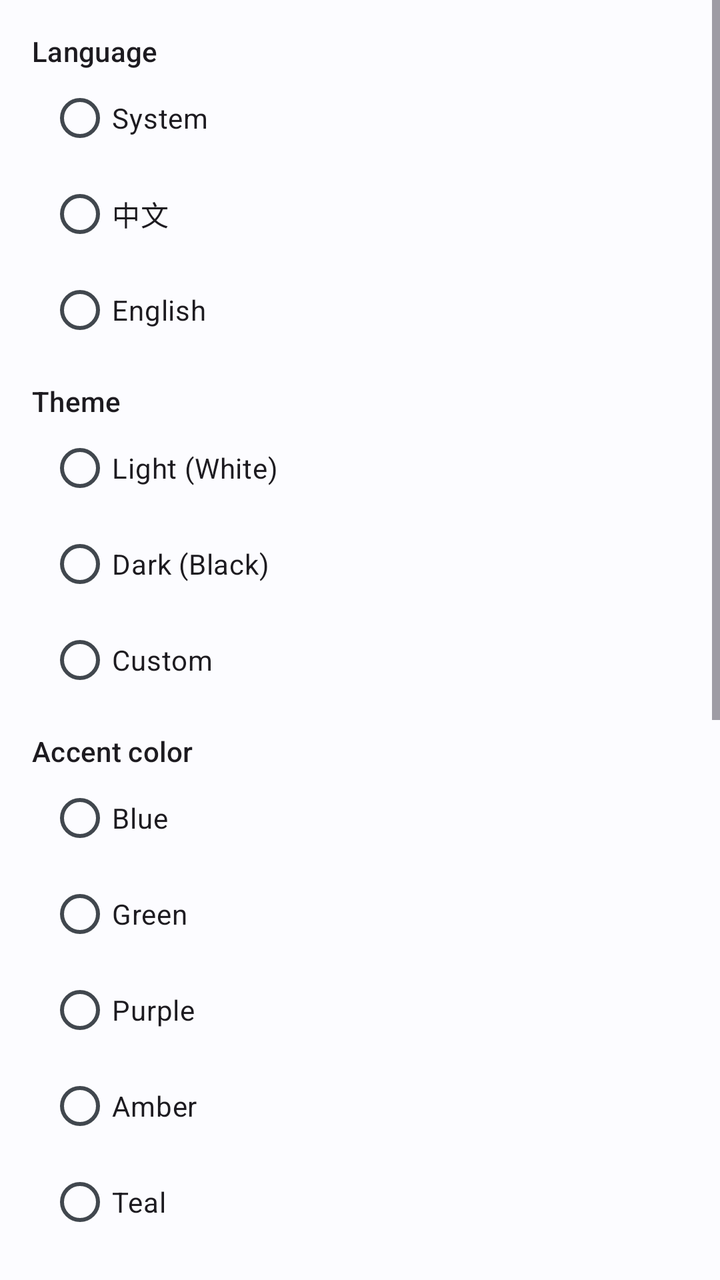
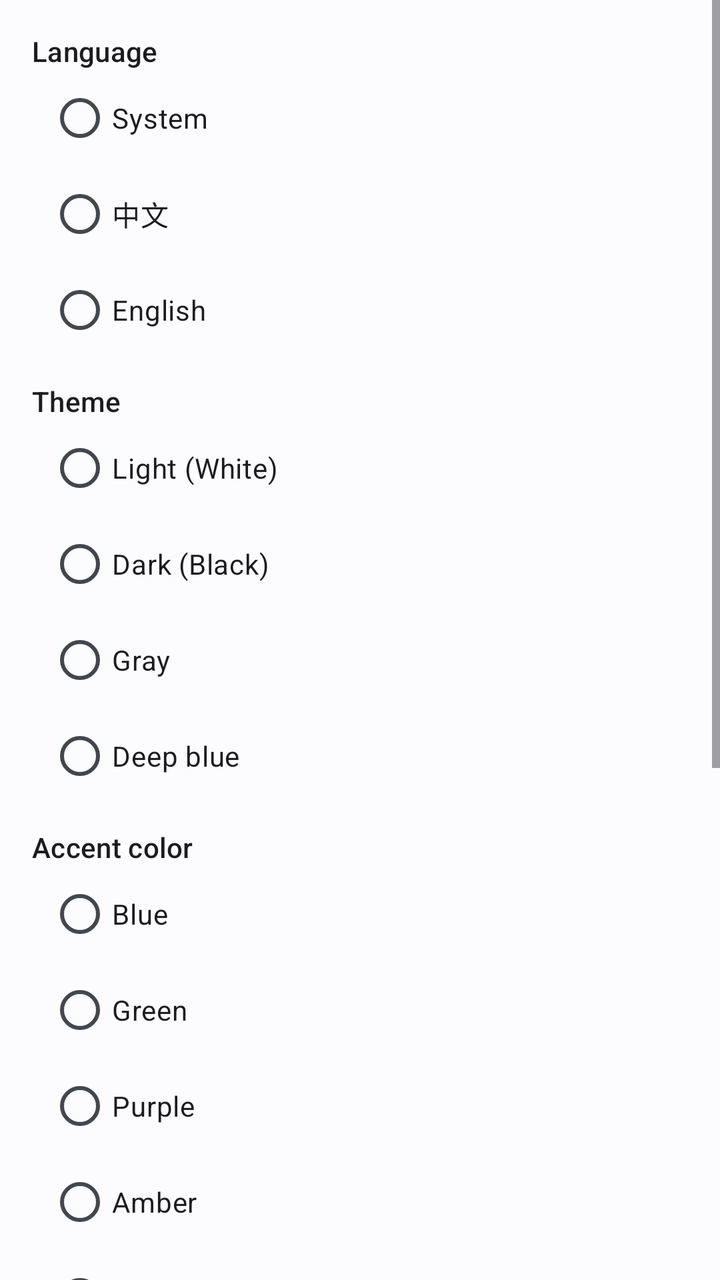

Screens rendered from an Android XML layout before and after an edit, with the pre-edit source and the edit as a unified diff.
<!-- AndroidManifest.xml: application theme Theme.BlueLight -->
<!-- res/layout/dialog_settings.xml -->
<?xml version="1.0" encoding="utf-8"?>
<ScrollView xmlns:android="http://schemas.android.com/apk/res/android"
    android:layout_width="match_parent"
    android:layout_height="wrap_content">

    <LinearLayout
        android:layout_width="match_parent"
        android:layout_height="wrap_content"
        android:orientation="vertical"
        android:padding="16dp">

        <TextView
            style="@style/TextAppearance.Material3.TitleSmall"
            android:layout_width="match_parent"
            android:layout_height="wrap_content"
            android:text="@string/settings_language" />

        <RadioGroup
            android:id="@+id/rg_lang"
            android:layout_width="match_parent"
            android:layout_height="wrap_content"
            android:paddingStart="8dp">

            <RadioButton
                android:id="@+id/rb_lang_sys"
                android:layout_width="match_parent"
                android:layout_height="wrap_content"
                android:text="@string/lang_system" />

            <RadioButton
                android:id="@+id/rb_lang_zh"
                android:layout_width="match_parent"
                android:layout_height="wrap_content"
                android:text="@string/lang_zh" />

            <RadioButton
                android:id="@+id/rb_lang_en"
                android:layout_width="match_parent"
                android:layout_height="wrap_content"
                android:text="@string/lang_en" />
        </RadioGroup>

        <TextView
            style="@style/TextAppearance.Material3.TitleSmall"
            android:layout_width="match_parent"
            android:layout_height="wrap_content"
            android:layout_marginTop="12dp"
            android:text="@string/settings_theme" />

        <RadioGroup
            android:id="@+id/rg_theme"
            android:layout_width="match_parent"
            android:layout_height="wrap_content"
            android:paddingStart="8dp">

            <RadioButton
                android:id="@+id/rb_theme_light"
                android:layout_width="match_parent"
                android:layout_height="wrap_content"
                android:text="@string/theme_light" />

            <RadioButton
                android:id="@+id/rb_theme_dark"
                android:layout_width="match_parent"
                android:layout_height="wrap_content"
                android:text="@string/theme_dark" />

            <RadioButton
                android:id="@+id/rb_theme_custom"
                android:layout_width="match_parent"
                android:layout_height="wrap_content"
                android:text="@string/theme_custom" />
        </RadioGroup>

        <TextView
            style="@style/TextAppearance.Material3.TitleSmall"
            android:layout_width="match_parent"
            android:layout_height="wrap_content"
            android:layout_marginTop="12dp"
            android:text="@string/settings_accent" />

        <RadioGroup
            android:id="@+id/rg_accent"
            android:layout_width="match_parent"
            android:layout_height="wrap_content"
            android:paddingStart="8dp">

            <RadioButton
                android:id="@+id/rb_accent_blue"
                android:layout_width="match_parent"
                android:layout_height="wrap_content"
                android:text="@string/accent_blue" />

            <RadioButton
                android:id="@+id/rb_accent_green"
                android:layout_width="match_parent"
                android:layout_height="wrap_content"
                android:text="@string/accent_green" />

            <RadioButton
                android:id="@+id/rb_accent_purple"
                android:layout_width="match_parent"
                android:layout_height="wrap_content"
                android:text="@string/accent_purple" />

            <RadioButton
                android:id="@+id/rb_accent_amber"
                android:layout_width="match_parent"
                android:layout_height="wrap_content"
                android:text="@string/accent_amber" />

            <RadioButton
                android:id="@+id/rb_accent_teal"
                android:layout_width="match_parent"
                android:layout_height="wrap_content"
                android:text="@string/accent_teal" />
        </RadioGroup>

        <TextView
            style="@style/TextAppearance.Material3.TitleSmall"
            android:layout_width="match_parent"
            android:layout_height="wrap_content"
            android:layout_marginTop="16dp"
            android:text="@string/settings_orientation" />

        <RadioGroup
            android:id="@+id/rg_orientation"
            android:layout_width="match_parent"
            android:layout_height="wrap_content"
            android:paddingStart="8dp">

            <RadioButton
                android:id="@+id/rb_orientation_landscape"
                android:layout_width="match_parent"
                android:layout_height="wrap_content"
                android:text="@string/orientation_landscape" />

            <RadioButton
                android:id="@+id/rb_orientation_portrait"
                android:layout_width="match_parent"
                android:layout_height="wrap_content"
                android:text="@string/orientation_portrait" />

            <RadioButton
                android:id="@+id/rb_orientation_auto"
                android:layout_width="match_parent"
                android:layout_height="wrap_content"
                android:text="@string/orientation_auto" />
        </RadioGroup>

        <TextView
            style="@style/TextAppearance.Material3.TitleSmall"
            android:layout_width="match_parent"
            android:layout_height="wrap_content"
            android:layout_marginTop="16dp"
            android:text="@string/settings_console_title" />

        <com.google.android.material.checkbox.MaterialCheckBox
            android:id="@+id/check_pty_console"
            android:layout_width="match_parent"
            android:layout_height="wrap_content"
            android:paddingStart="8dp"
            android:text="@string/settings_pty_console" />

        <TextView
            style="@style/TextAppearance.Material3.BodySmall"
            android:layout_width="match_parent"
            android:layout_height="wrap_content"
            android:paddingStart="8dp"
            android:paddingEnd="8dp"
            android:text="@string/settings_pty_console_hint" />

        <com.google.android.material.checkbox.MaterialCheckBox
            android:id="@+id/check_console_autoscroll"
            android:layout_width="match_parent"
            android:layout_height="wrap_content"
            android:layout_marginTop="8dp"
            android:paddingStart="8dp"
            android:text="@string/settings_console_autoscroll" />

        <TextView
            style="@style/TextAppearance.Material3.BodySmall"
            android:layout_width="match_parent"
            android:layout_height="wrap_content"
            android:paddingStart="8dp"
            android:paddingEnd="8dp"
            android:text="@string/settings_console_autoscroll_hint" />

        <TextView
            style="@style/TextAppearance.Material3.TitleSmall"
            android:layout_width="match_parent"
            android:layout_height="wrap_content"
            android:layout_marginTop="16dp"
            android:text="@string/bg_change" />

        <LinearLayout
            android:layout_width="match_parent"
            android:layout_height="wrap_content"
            android:layout_marginTop="8dp"
            android:orientation="horizontal">

            <com.google.android.material.button.MaterialButton
                android:id="@+id/button_change_bg"
                style="@style/Widget.Material3.Button.TonalButton"
                android:layout_width="0dp"
                android:layout_height="wrap_content"
                android:layout_weight="1"
                android:text="@string/bg_change" />

            <com.google.android.material.button.MaterialButton
                android:id="@+id/button_reset_bg"
                style="@style/Widget.Material3.Button.OutlinedButton"
                android:layout_width="0dp"
                android:layout_height="wrap_content"
                android:layout_marginStart="8dp"
                android:layout_weight="1"
                android:text="@string/bg_reset" />
        </LinearLayout>
    </LinearLayout>
</ScrollView>
<!-- resources referenced by this layout -->
<resources>
  <string name="accent_amber">Amber</string>
  <string name="accent_blue">Blue</string>
  <string name="accent_green">Green</string>
  <string name="accent_purple">Purple</string>
  <string name="accent_teal">Teal</string>
  <string name="bg_change">Change background</string>
  <string name="bg_reset">Reset to default</string>
  <string name="lang_en">English</string>
  <string name="lang_system">System</string>
  <string name="lang_zh">中文</string>
  <string name="orientation_auto">Follow system</string>
  <string name="orientation_landscape">Landscape</string>
  <string name="orientation_portrait">Portrait</string>
  <string name="settings_accent">Accent color</string>
  <string name="settings_console_autoscroll">Scroll to the newest line</string>
  <string name="settings_console_autoscroll_hint">When on, new console output jumps to the latest line. Turn it off to keep the log exactly where you left it.</string>
  <string name="settings_console_title">Console</string>
  <string name="settings_language">Language</string>
  <string name="settings_orientation">Screen orientation</string>
  <string name="settings_pty_console">PTY console mode</string>
  <string name="settings_pty_console_hint">Runs the server through a pseudo-terminal so typed commands actually reach it. Turn this off to launch it the plain way instead.</string>
  <string name="settings_theme">Theme</string>
  <string name="theme_custom">Custom</string>
  <string name="theme_dark">Dark (Black)</string>
  <string name="theme_light">Light (White)</string>
  <color name="primary">#2862C9</color>
  <color name="on_primary">#FFFFFF</color>
  <color name="primary_container">#C7DBFF</color>
  <color name="on_primary_container">#001B3C</color>
  <color name="secondary">#4A6572</color>
  <color name="on_secondary">#FFFFFF</color>
  <color name="secondary_container">#CDE4EC</color>
  <color name="on_secondary_container">#051F27</color>
  <color name="tertiary">#5B5B92</color>
  <color name="on_tertiary">#FFFFFF</color>
  <color name="tertiary_container">#E1DEFF</color>
  <color name="on_tertiary_container">#171734</color>
  <color name="background">#FCFCFF</color>
  <color name="surface">#FCFCFF</color>
  <color name="on_surface">#1A1C1E</color>
  <color name="surface_variant">#DEE3EA</color>
  <color name="on_surface_variant">#41474E</color>
  <color name="error">#BA1A1A</color>
  <color name="on_error">#FFFFFF</color>
  <color name="outline">#71787F</color>
  <!-- unchanged entries left out for length: 1 -->
</resources>

<!-- the commit's change to res/layout/dialog_settings.xml (unified diff, before → after) -->
@@ -66,10 +66,16 @@
                 android:text="@string/theme_dark" />
 
             <RadioButton
-                android:id="@+id/rb_theme_custom"
-                android:layout_width="match_parent"
-                android:layout_height="wrap_content"
-                android:text="@string/theme_custom" />
+                android:id="@+id/rb_theme_gray"
+                android:layout_width="match_parent"
+                android:layout_height="wrap_content"
+                android:text="@string/theme_gray" />
+
+            <RadioButton
+                android:id="@+id/rb_theme_deepblue"
+                android:layout_width="match_parent"
+                android:layout_height="wrap_content"
+                android:text="@string/theme_deepblue" />
         </RadioGroup>
 
         <TextView
@@ -114,38 +120,7 @@
                 android:layout_width="match_parent"
                 android:layout_height="wrap_content"
                 android:text="@string/accent_teal" />
-        </RadioGroup>
-
-        <TextView
-            style="@style/TextAppearance.Material3.TitleSmall"
-            android:layout_width="match_parent"
-            android:layout_height="wrap_content"
-            android:layout_marginTop="16dp"
-            android:text="@string/settings_orientation" />
-
-        <RadioGroup
-            android:id="@+id/rg_orientation"
-            android:layout_width="match_parent"
-            android:layout_height="wrap_content"
-            android:paddingStart="8dp">
-
-            <RadioButton
-                android:id="@+id/rb_orientation_landscape"
-                android:layout_width="match_parent"
-                android:layout_height="wrap_content"
-                android:text="@string/orientation_landscape" />
-
-            <RadioButton
-                android:id="@+id/rb_orientation_portrait"
-                android:layout_width="match_parent"
-                android:layout_height="wrap_content"
-                android:text="@string/orientation_portrait" />
-
-            <RadioButton
-                android:id="@+id/rb_orientation_auto"
-                android:layout_width="match_parent"
-                android:layout_height="wrap_content"
-                android:text="@string/orientation_auto" />
+
         </RadioGroup>
 
         <TextView
@@ -185,6 +160,7 @@
             android:paddingStart="8dp"
             android:paddingEnd="8dp"
             android:text="@string/settings_console_autoscroll_hint" />
+
 
         <TextView
             style="@style/TextAppearance.Material3.TitleSmall"
@@ -216,5 +192,13 @@
                 android:layout_weight="1"
                 android:text="@string/bg_reset" />
         </LinearLayout>
+
+        <com.google.android.material.button.MaterialButton
+            android:id="@+id/button_grant_storage"
+            style="@style/Widget.Material3.Button.OutlinedButton"
+            android:layout_width="match_parent"
+            android:layout_height="wrap_content"
+            android:layout_marginTop="12dp"
+            android:text="@string/storage_grant_button" />
     </LinearLayout>
 </ScrollView>
<!-- resource entries referenced after the edit -->
@@ -10,20 +10,18 @@
   <string name="lang_en">English</string>
   <string name="lang_system">System</string>
   <string name="lang_zh">中文</string>
-  <string name="orientation_auto">Follow system</string>
-  <string name="orientation_landscape">Landscape</string>
-  <string name="orientation_portrait">Portrait</string>
   <string name="settings_accent">Accent color</string>
   <string name="settings_console_autoscroll">Scroll to the newest line</string>
   <string name="settings_console_autoscroll_hint">When on, new console output jumps to the latest line. Turn it off to keep the log exactly where you left it.</string>
   <string name="settings_console_title">Console</string>
   <string name="settings_language">Language</string>
-  <string name="settings_orientation">Screen orientation</string>
   <string name="settings_pty_console">PTY console mode</string>
   <string name="settings_pty_console_hint">Runs the server through a pseudo-terminal so typed commands actually reach it. Turn this off to launch it the plain way instead.</string>
   <string name="settings_theme">Theme</string>
-  <string name="theme_custom">Custom</string>
+  <string name="storage_grant_button">Grant storage access</string>
   <string name="theme_dark">Dark (Black)</string>
+  <string name="theme_deepblue">Deep blue</string>
+  <string name="theme_gray">Gray</string>
   <string name="theme_light">Light (White)</string>
   <color name="primary">#2862C9</color>
   <color name="on_primary">#FFFFFF</color>
